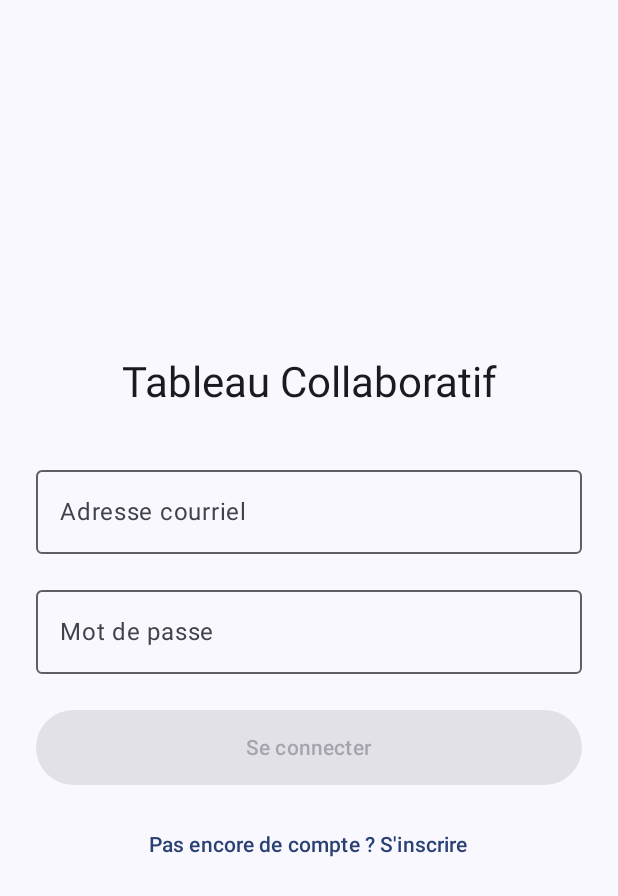
After one commit to yannthomas000/DessinColabo, an Android app built with Jetpack Compose: the composable EcranConnexion shown on its own in the app's theme, on a phone screen of 412 x 824 dp. The commit adds this screen. Shown: the top 896 px of the screen. Run offline under Robolectric (Android 15) with nearby library versions, the phone set to English and light mode, and no system bars; libraries missing offline, so code that uses them is left out: io.github.jan.supabase; 2 statements that could not run were skipped.

Commit message:
Connexion to supabase

```diff
--- a/app/build.gradle.kts
+++ b/app/build.gradle.kts
@@ -51,4 +51,9 @@ dependencies {
     androidTestImplementation(libs.androidx.junit)
     debugImplementation(libs.androidx.compose.ui.test.manifest)
     debugImplementation(libs.androidx.compose.ui.tooling)
+    implementation(platform("io.github.jan-tennert.supabase:bom:3.0.2"))
+    implementation("io.github.jan-tennert.supabase:auth-kt")
+    implementation("io.github.jan-tennert.supabase:realtime-kt")
+    implementation("io.github.jan-tennert.supabase:postgrest-kt")
+    implementation("io.ktor:ktor-client-android:3.0.1")
 }
--- a/app/src/main/AndroidManifest.xml
+++ b/app/src/main/AndroidManifest.xml
@@ -1,6 +1,7 @@
 <?xml version="1.0" encoding="utf-8"?>
 <manifest xmlns:android="http://schemas.android.com/apk/res/android"
     xmlns:tools="http://schemas.android.com/tools">
+    <uses-permission android:name="android.permission.INTERNET" />
 
     <application
         android:allowBackup="true"
--- /dev/null
+++ b/app/src/main/java/com/uqac/android/dessincolabo/ui/ecrans/EcranConnexion.kt
@@ -0,0 +1,125 @@
+package com.uqac.android.dessincolabo.ui.ecrans
+
+import androidx.compose.foundation.layout.*
+import androidx.compose.material3.*
+import androidx.compose.runtime.*
+import androidx.compose.ui.Alignment
+import androidx.compose.ui.Modifier
+import androidx.compose.ui.text.input.PasswordVisualTransformation
+import androidx.compose.ui.unit.dp
+import com.uqac.android.dessincolabo.SupabaseManager
+import io.github.jan.supabase.auth.auth
+import io.github.jan.supabase.auth.providers.builtin.Email
+import kotlinx.coroutines.launch
+
+@Composable
+fun EcranConnexion(
+    onConnexionReussie: () -> Unit
+) {
+    var email by remember { mutableStateOf("") }
+    var motDePasse by remember { mutableStateOf("") }
+    var estEnModeInscription by remember { mutableStateOf(false) }
+    var chargement by remember { mutableStateOf(false) }
+    var messageErreur by remember { mutableStateOf<String?>(null) }
+
+    val coroutineScope = rememberCoroutineScope()
+
+    Column(
+        modifier = Modifier
+            .fillMaxSize()
+            .padding(24.dp),
+        horizontalAlignment = Alignment.CenterHorizontally,
+        verticalArrangement = Arrangement.Center
+    ) {
+        Text(
+            text = if (estEnModeInscription) "Créer un compte" else "Tableau Collaboratif",
+            style = MaterialTheme.typography.headlineMedium
+        )
+
+        Spacer(modifier = Modifier.height(32.dp))
+
+        OutlinedTextField(
+            value = email,
+            onValueChange = { email = it },
+            label = { Text("Adresse courriel") },
+            singleLine = true,
+            modifier = Modifier.fillMaxWidth()
+        )
+
+        Spacer(modifier = Modifier.height(16.dp))
+
+        OutlinedTextField(
+            value = motDePasse,
+            onValueChange = { motDePasse = it },
+            label = { Text("Mot de passe") },
+            visualTransformation = PasswordVisualTransformation(),
+            singleLine = true,
+            modifier = Modifier.fillMaxWidth()
+        )
+
+        messageErreur?.let { erreur ->
+            Spacer(modifier = Modifier.height(12.dp))
+            Text(
+                text = erreur,
+                color = MaterialTheme.colorScheme.error,
+                style = MaterialTheme.typography.bodySmall
+            )
+        }
+
+        Spacer(modifier = Modifier.height(24.dp))
+
+        Button(
+            onClick = {
+                chargement = true
+                messageErreur = null
+                coroutineScope.launch {
+                    try {
+                        if (estEnModeInscription) {
+                            SupabaseManager.client.auth.signUpWith(Email) {
+                                this.email = email.trim()
+                                this.password = motDePasse
+                            }
+                        } else {
+                            SupabaseManager.client.auth.signInWith(Email) {
+                                this.email = email.trim()
+                                this.password = motDePasse
+                            }
+                        }
+                        onConnexionReussie()
+                    } catch (e: Exception) {
+                        messageErreur = "Erreur : ${e.localizedMessage ?: "Vérifie tes identifiants"}"
+                    } finally {
+                        chargement = false
+                    }
+                }
+            },
+            enabled = !chargement && email.isNotBlank() && motDePasse.length >= 6,
+            modifier = Modifier
+                .fillMaxWidth()
+                .height(50.dp)
+        ) {
+            if (chargement) {
+                CircularProgressIndicator(
+                    modifier = Modifier.size(24.dp),
+                    color = MaterialTheme.colorScheme.onPrimary
+                )
+            } else {
+                Text(if (estEnModeInscription) "S'inscrire" else "Se connecter")
+            }
+        }
+
+        Spacer(modifier = Modifier.height(16.dp))
+
+        TextButton(
+            onClick = {
+                estEnModeInscription = !estEnModeInscription
+                messageErreur = null
+            }
+        ) {
+            Text(
+                if (estEnModeInscription) "Déjà un compte ? Se connecter"
+                else "Pas encore de compte ? S'inscrire"
+            )
+        }
+    }
+}
```
Also changed, not shown: app/src/main/java/com/uqac/android/dessincolabo/MainActivity.kt (+52 -24 lines), app/src/main/java/com/uqac/android/dessincolabo/SupabaseClient.kt (added, +20 -0 lines).
